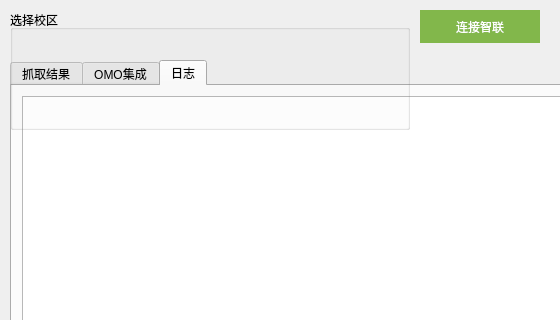
Qt form views/ui/mainwindow.ui (Jade913/src) before a commit; both pictures show x 0 to 560 and y 0 to 320 of the 1421 by 716 pixel window.
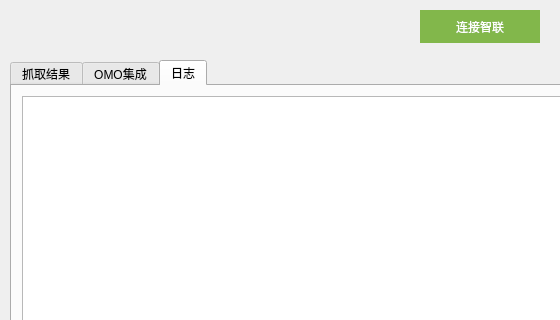
The same form after that commit.

```diff
--- a/views/ui/mainwindow.ui
+++ b/views/ui/mainwindow.ui
@@ -137,20 +137,6 @@
     </widget>
    </widget>
   </widget>
-  <!-- 选择校区 -->
-  <widget class="QGroupBox" name="campus_group">
-    <property name="geometry">
-    <rect>
-    <x>10</x>
-    <y>10</y>
-    <width>400</width>
-    <height>120</height>
-    </rect>
-    </property>
-    <property name="title">
-    <string>选择校区</string>
-    </property>
-  </widget>
   <widget class="QWidget" name="layoutWidget_2">
    <property name="geometry">
     <rect>
```
